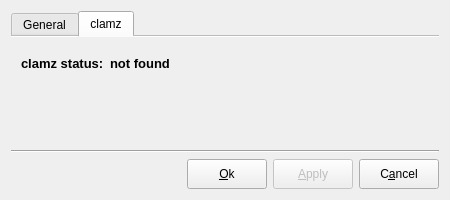
First picture: the form in ui/Settings.ui, repository Christian-Kr/qlamz, before the edit.
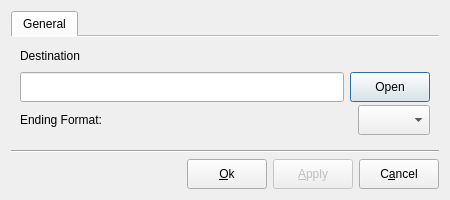
Second picture: the form after the edit. The open tabs and pages were chosen to show the change.

Commit message: Add initial translation support. Decrypt amz files without clamz but with libgcrypt. So clamz is not needed anymore.

What changed in the file:
```diff
--- a/ui/Settings.ui
+++ b/ui/Settings.ui
@@ -169,87 +169,6 @@
          </item>
         </layout>
        </widget>
-       <widget class="QWidget" name="tabClamz">
-        <attribute name="title">
-         <string>clamz</string>
-        </attribute>
-        <widget class="QWidget" name="layoutWidget_3">
-         <property name="geometry">
-          <rect>
-           <x>10</x>
-           <y>10</y>
-           <width>177</width>
-           <height>32</height>
-          </rect>
-         </property>
-         <layout class="QHBoxLayout" name="horizontalLayout_4">
-          <item>
-           <widget class="QLabel" name="label_3">
-            <property name="minimumSize">
-             <size>
-              <width>0</width>
-              <height>30</height>
-             </size>
-            </property>
-            <property name="maximumSize">
-             <size>
-              <width>16777215</width>
-              <height>30</height>
-             </size>
-            </property>
-            <property name="font">
-             <font>
-              <pointsize>10</pointsize>
-              <weight>75</weight>
-              <bold>true</bold>
-             </font>
-            </property>
-            <property name="text">
-             <string>clamz status:</string>
-            </property>
-           </widget>
-          </item>
-          <item>
-           <widget class="QLabel" name="labelClamzStatus">
-            <property name="sizePolicy">
-             <sizepolicy hsizetype="Expanding" vsizetype="Preferred">
-              <horstretch>0</horstretch>
-              <verstretch>0</verstretch>
-             </sizepolicy>
-            </property>
-            <property name="minimumSize">
-             <size>
-              <width>0</width>
-              <height>30</height>
-             </size>
-            </property>
-            <property name="maximumSize">
-             <size>
-              <width>16777215</width>
-              <height>30</height>
-             </size>
-            </property>
-            <property name="font">
-             <font>
-              <pointsize>10</pointsize>
-              <weight>75</weight>
-              <bold>true</bold>
-             </font>
-            </property>
-            <property name="frameShape">
-             <enum>QFrame::NoFrame</enum>
-            </property>
-            <property name="text">
-             <string>not found</string>
-            </property>
-            <property name="alignment">
-             <set>Qt::AlignLeading|Qt::AlignLeft|Qt::AlignVCenter</set>
-            </property>
-           </widget>
-          </item>
-         </layout>
-        </widget>
-       </widget>
       </widget>
      </item>
      <item>
```
The commit also changes 3 other files.
